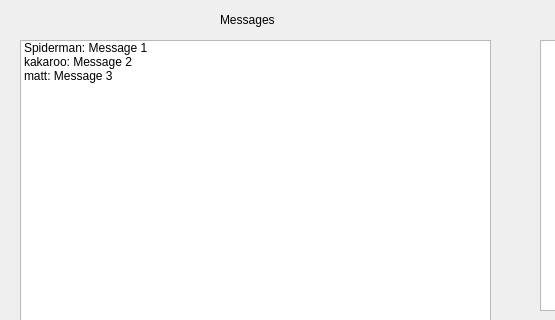
Before: the Qt Designer form ircclient.ui in TomFanella4/IRCClient, drawn with Qt 5; both pictures show x 0 to 555 and y 0 to 320 of the 880 by 570 pixel window.
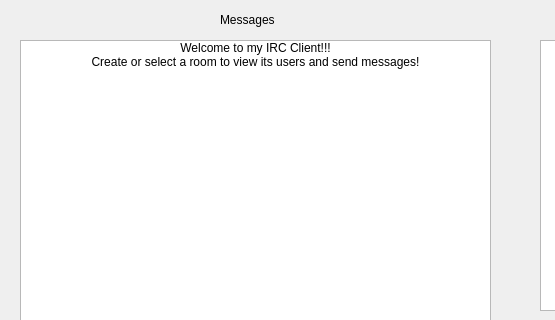
After: the same form once the commit is applied.

The edit to the form file:
```diff
--- a/ircclient.ui
+++ b/ircclient.ui
@@ -80,17 +80,18 @@
     </property>
     <item>
      <property name="text">
-      <string>Spiderman: Message 1</string>
+      <string>Welcome to my IRC Client!!!</string>
      </property>
-    </item>
-    <item>
-     <property name="text">
-      <string>kakaroo: Message 2</string>
+     <property name="textAlignment">
+      <set>AlignHCenter|AlignVCenter|AlignCenter</set>
      </property>
     </item>
     <item>
      <property name="text">
-      <string>matt: Message 3</string>
+      <string>Create or select a room to view its users and send messages!</string>
+     </property>
+     <property name="textAlignment">
+      <set>AlignHCenter|AlignVCenter|AlignCenter</set>
      </property>
     </item>
    </widget>
```
